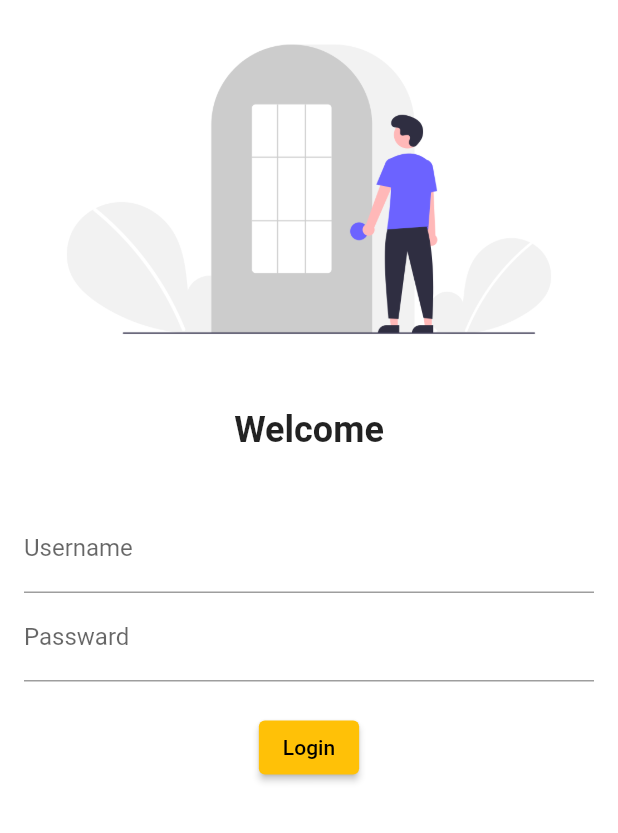
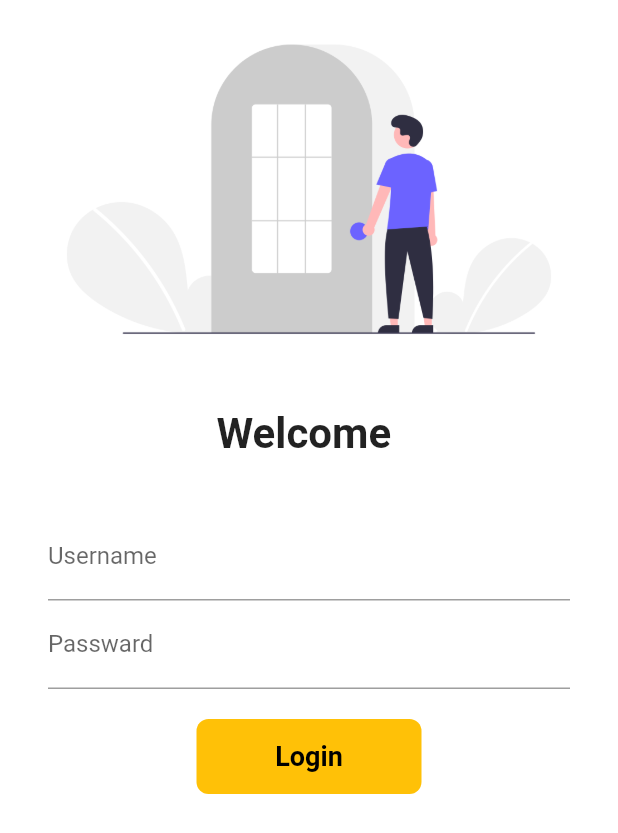
Before and after one commit to TejasAmdare/my_project, a Flutter app: the screen it shows after launch, on a phone screen of 412 x 824 dp. Shown: the top 833 px of the screen. Run offline on Flutter 3.47's test engine with Material 2 defaults, Android fonts, the phone set to English and light mode, and no system bars; our stand-ins replace google_fonts.

Commit message:
Day1 Commit

```diff
--- a/lib/main.dart
+++ b/lib/main.dart
@@ -3,6 +3,7 @@ import 'package:google_fonts/google_fonts.dart';
 import 'package:my_project/pages/home.dart';
 import 'package:my_project/pages/loging_page.dart';
 import 'package:google_fonts/google_fonts.dart';
+import 'package:my_project/utils/routes.dart';
 
 void main() {
   runApp(MyApp());
@@ -26,8 +27,8 @@ class MyApp extends StatelessWidget {
       initialRoute: "/",
       routes: {
         "/": (context) => LogingPage(),
-        "/home": (context) => HomePage(),
-        "/Loging": (context) => LogingPage()
+        MyRoutes.homeRoute: (context) => HomePage(),
+        MyRoutes.loginRoute: (context) => LogingPage()
       },
     );
   }
--- a/lib/pages/loging_page.dart
+++ b/lib/pages/loging_page.dart
@@ -1,10 +1,20 @@
 import 'package:flutter/material.dart';
+import 'package:my_project/utils/routes.dart';
 
-class LogingPage extends StatelessWidget {
+class LogingPage extends StatefulWidget {
+  @override
+  State<LogingPage> createState() => _LogingPageState();
+}
+
+String name = "";
+bool changeButten = false;
+
+class _LogingPageState extends State<LogingPage> {
   @override
   Widget build(BuildContext context) {
     return Material(
         color: Colors.white,
+        child: SingleChildScrollView(
           child: Column(
             children: [
               Image.asset(
@@ -15,9 +25,9 @@ class LogingPage extends StatelessWidget {
                 height: 20.0,
               ),
               Text(
-              "Welcome",
+                "Welcome $name",
                 style: TextStyle(
-                fontSize: 24,
+                  fontSize: 28,
                   fontWeight: FontWeight.bold,
                 ),
               ),
@@ -25,12 +35,17 @@ class LogingPage extends StatelessWidget {
                 height: 20.0,
               ),
               Padding(
-              padding: const EdgeInsets.all(16.0),
+                padding: const EdgeInsets.symmetric(
+                    vertical: 16.0, horizontal: 32.0),
                 child: Column(
                   children: [
                     TextFormField(
                       decoration: InputDecoration(
                           hintText: "Enter Username", labelText: "Username"),
+                      onChanged: (value) {
+                        name = value;
+                        setState(() {});
+                      },
                     ),
                     TextFormField(
                       obscureText: true,
@@ -40,17 +55,51 @@ class LogingPage extends StatelessWidget {
                     SizedBox(
                       height: 20.0,
                     ),
-                  ElevatedButton(
-                    child: Text("Login"),
-                    style: TextButton.styleFrom(),
-                    onPressed: () {
-                      print("Hi! Codepur");
+                    InkWell(
+                      onTap: () async {
+                        setState(() {
+                          changeButten = true;
+                        });
+                        await Future.delayed(Duration(microseconds: 100));
+                        Navigator.pushNamed(context, MyRoutes.homeRoute);
                       },
+                      child: AnimatedContainer(
+                        duration: Duration(milliseconds: 100),
+                        width: changeButten ? 50 : 150,
+                        height: 50,
+                        alignment: Alignment.center,
+                        child: changeButten
+                            ? Icon(
+                                Icons.done,
+                                color: Colors.black,
+                                size: 35,
                               )
+                            : Text(
+                                "Login",
+                                style: TextStyle(
+                                    color: Colors.black,
+                                    fontWeight: FontWeight.bold,
+                                    fontSize: 18),
+                              ),
+                        decoration: BoxDecoration(
+                          color: Colors.amber,
+                          borderRadius:
+                              BorderRadius.circular(changeButten ? 50 : 8),
+                        ),
+                      ),
+                    ),
+                    // ElevatedButton(
+                    //   child: Text("Login"),
+                    //   style: TextButton.styleFrom(minimumSize: Size(150, 40)),
+                    //   onPressed: () {
+                    //     Navigator.pushNamed(context, MyRoutes.homeRoute);
+                    //   },
+                    // )
                   ],
                 ),
               )
             ],
+          ),
         ));
   }
 }
--- /dev/null
+++ b/lib/utils/routes.dart
@@ -0,0 +1,4 @@
+class MyRoutes {
+  static String loginRoute = "/login";
+  static String homeRoute = "/home";
+}
```
Also changed, not shown: 1 other file. Lines whose indentation alone changed are shown as unchanged.
